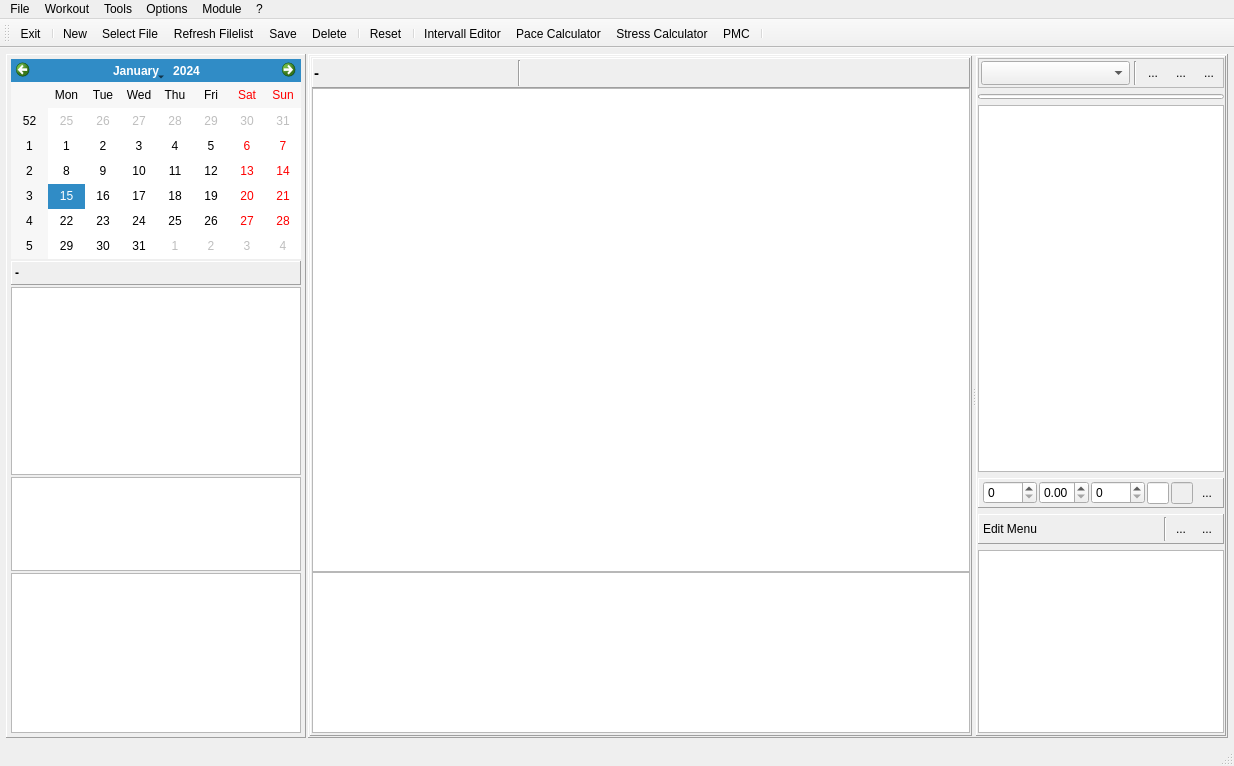
First picture: the form in mainwindow.ui, repository Tria-Andy/WorkoutEditor, before the edit.
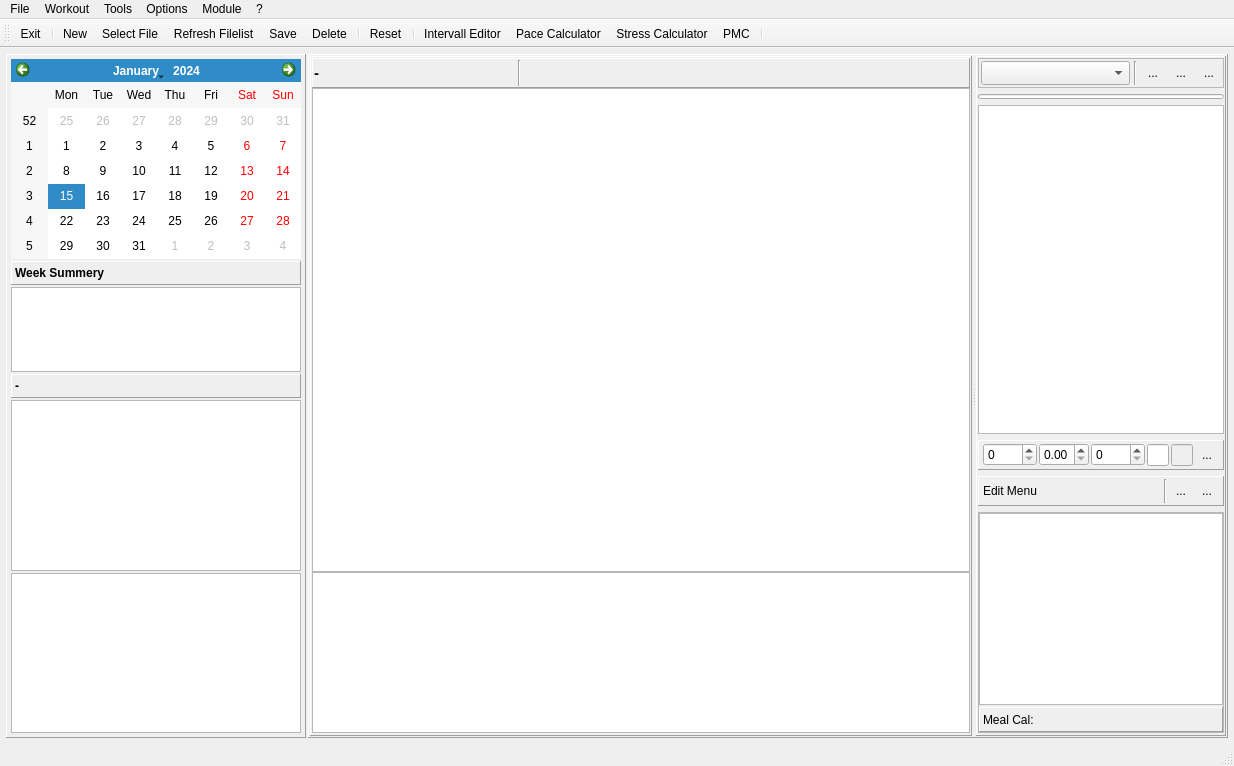
Second picture: the form after the edit. The open tabs and pages were chosen to show the change. Icons and pictures are not drawn. Custom widgets are drawn as their Qt base class.

Commit message: Edit week information

What changed in the file:
```diff
--- a/mainwindow.ui
+++ b/mainwindow.ui
@@ -1774,6 +1774,48 @@
              </property>
             </widget>
            </item>
+           <item>
+            <widget class="QLabel" name="label_6">
+             <property name="minimumSize">
+              <size>
+               <width>0</width>
+               <height>24</height>
+              </size>
+             </property>
+             <property name="font">
+              <font>
+               <pointsize>9</pointsize>
+               <weight>75</weight>
+               <bold>true</bold>
+              </font>
+             </property>
+             <property name="frameShape">
+              <enum>QFrame::Panel</enum>
+             </property>
+             <property name="frameShadow">
+              <enum>QFrame::Raised</enum>
+             </property>
+             <property name="text">
+              <string>Week Summery</string>
+             </property>
+            </widget>
+           </item>
+           <item>
+            <widget class="QTableView" name="tableView_forecast">
+             <property name="sizePolicy">
+              <sizepolicy hsizetype="Expanding" vsizetype="Expanding">
+               <horstretch>0</horstretch>
+               <verstretch>1</verstretch>
+              </sizepolicy>
+             </property>
+             <property name="maximumSize">
+              <size>
+               <width>16777215</width>
+               <height>200</height>
+              </size>
+             </property>
+            </widget>
+           </item>
            <item>
             <widget class="QLabel" name="label_foodWeekInfo">
              <property name="minimumSize">
@@ -1816,16 +1858,6 @@
              </property>
             </widget>
            </item>
-           <item>
-            <widget class="QTableView" name="tableView_forecast">
-             <property name="sizePolicy">
-              <sizepolicy hsizetype="Expanding" vsizetype="Expanding">
-               <horstretch>0</horstretch>
-               <verstretch>1</verstretch>
-              </sizepolicy>
-             </property>
-            </widget>
-           </item>
            <item>
             <widget class="QTableView" name="tableView_weekSum">
              <property name="sizePolicy">
@@ -2511,6 +2543,30 @@
                 </widget>
                </item>
                <item>
+                <widget class="QFrame" name="frame_5">
+                 <property name="frameShape">
+                  <enum>QFrame::StyledPanel</enum>
+                 </property>
+                 <property name="frameShadow">
+                  <enum>QFrame::Raised</enum>
+                 </property>
+                 <layout class="QVBoxLayout" name="verticalLayout_14">
+                  <property name="spacing">
+                   <number>2</number>
+                  </property>
+                  <property name="leftMargin">
+                   <number>0</number>
+                  </property>
+                  <property name="topMargin">
+                   <number>0</number>
+                  </property>
+                  <property name="rightMargin">
+                   <number>0</number>
+                  </property>
+                  <property name="bottomMargin">
+                   <number>0</number>
+                  </property>
+                  <item>
                 <widget class="QListWidget" name="listWidget_MenuEdit">
                  <property name="sizePolicy">
                   <sizepolicy hsizetype="Expanding" vsizetype="Expanding">
@@ -2526,6 +2582,28 @@
                  <property name="dragDropMode">
                   <enum>QAbstractItemView::NoDragDrop</enum>
                  </property>
+                   </widget>
+                  </item>
+                  <item>
+                   <widget class="QLabel" name="label_menuCal">
+                    <property name="minimumSize">
+                     <size>
+                      <width>0</width>
+                      <height>25</height>
+                     </size>
+                    </property>
+                    <property name="frameShape">
+                     <enum>QFrame::Panel</enum>
+                    </property>
+                    <property name="frameShadow">
+                     <enum>QFrame::Raised</enum>
+                    </property>
+                    <property name="text">
+                     <string>Meal Cal:</string>
+                    </property>
+                   </widget>
+                  </item>
+                 </layout>
                 </widget>
                </item>
               </layout>
```
Left out of the diff: 3 changed lines with no effect on the pictures. Lines whose indentation alone changed are shown as unchanged. The commit also changes 2 other files.
